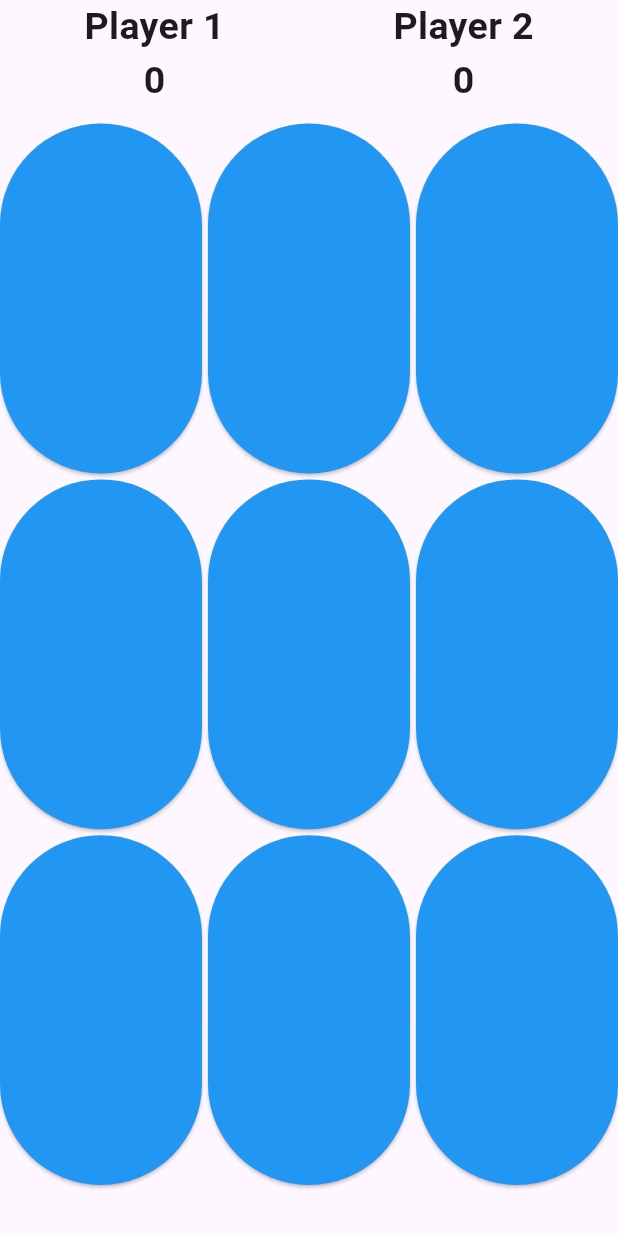
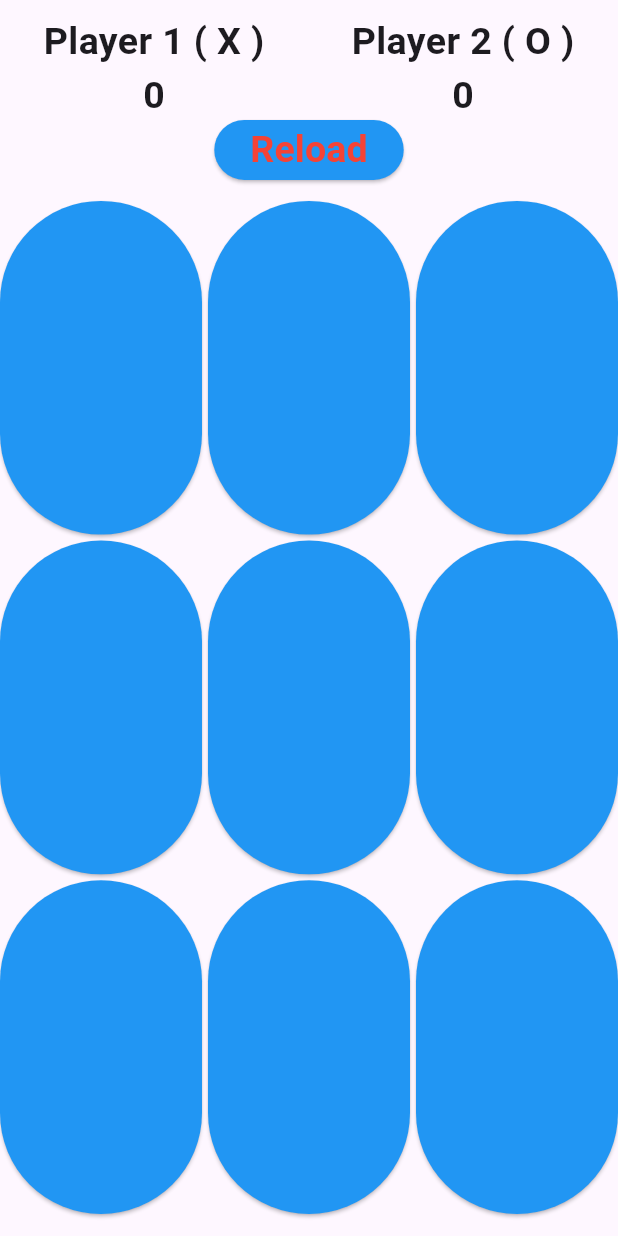
Before and after one commit to MohamedGamalDev/XOGAME, a Flutter app: the screen it shows after launch, on a phone screen of 412 x 824 dp. Run offline on Flutter 3.47's test engine with Material 3 defaults, Android fonts, the light colour scheme and no system bars.

Commit message:
I added a button that allows me to start the game from the beginning

```diff
--- a/lib/Button.dart
+++ b/lib/Button.dart
@@ -1,10 +1,8 @@
 import 'package:flutter/material.dart';
 class ActionButton extends StatelessWidget {
   final String value;
- // final VoidCallback action;
   final VoidCallback action;
   ActionButton({required this.action, required this.value});
-
   @override
   Widget build(BuildContext context) {
     return ElevatedButton(
--- a/lib/GameBoardScreen.dart
+++ b/lib/GameBoardScreen.dart
@@ -1,6 +1,6 @@
 import 'package:flutter/material.dart';
 import 'package:game_xo/Button.dart';
-import 'Button.dart';
+import 'package:game_xo/Reload.dart';
 class GameBoardScreen extends StatefulWidget {
   static const String route='GameBoardScreen';
   @override
@@ -9,27 +9,32 @@ class GameBoardScreen extends StatefulWidget {
 class _GameBoardScreenState extends State<GameBoardScreen> {
   int x=0;
   int o=0;
+  void returnZero() {
+    setState(() {
+      x = 0;
+      o = 0;
+      values = List.generate(9, (index) => ''); // إعادة تعيين اللوحة
+    });
+  }
   int  currentPlayer=1;
   void onClick(int index) {
     if (values[index] == '') {
       setState(() {
         if (currentPlayer % 2 != 0) {
           values[index] = 'x';
-          if (whoWin('x')) {
+          whoWin('x');
             // Player X wins, reset the game or take necessary actions
-          }
+
           currentPlayer++;
         } else {
           values[index] = 'o';
-          if (whoWin('o')) {
+          whoWin('o');
             // Player O wins, reset the game or take necessary actions
-          }
           currentPlayer++;
         }
       });
     }
   }
-
   bool whoWin(String sample) {
     if ((values[0] == sample && values[1] == sample && values[2] == sample) || // الصف الأول
         (values[3] == sample && values[4] == sample && values[5] == sample) || // الصف الثاني
@@ -67,52 +72,39 @@ class _GameBoardScreenState extends State<GameBoardScreen> {
       body: SafeArea(
         child: Column(
           children: [
+            SizedBox(height: 10,),
             SizedBox(
-              height: MediaQuery.of(context).size.height *.1,
+              height: MediaQuery.of(context).size.height *.08,
               child: Row(mainAxisAlignment: MainAxisAlignment.spaceAround,
                 children: [
                   Column(
                     children: [
-                      Text('Player 1',style: TextStyle(fontSize: 25,fontWeight: FontWeight.bold)),
+                      Text('Player 1 ( X )',style: TextStyle(fontSize: 25,fontWeight: FontWeight.bold)),
                       Text('$x',style: TextStyle(fontSize: 25,fontWeight: FontWeight.bold)),
                     ],
                   ),
                   Column(
                     children: [
-                      Text('Player 2',style: TextStyle(fontSize: 25,fontWeight: FontWeight.bold)),
+                      Text('Player 2 ( O )',style: TextStyle(fontSize: 25,fontWeight: FontWeight.bold)),
                       Text('$o',style: TextStyle(fontSize: 25,fontWeight: FontWeight.bold)),
                     ],
                   ),
                 ],
               ),
             ),
+            Reload(Back:returnZero),
+            SizedBox(height: 10,),
             Expanded(child:
             GridView.builder
               (physics: NeverScrollableScrollPhysics(),
               gridDelegate: SliverGridDelegateWithFixedCrossAxisCount(
-                crossAxisCount: 3,crossAxisSpacing: 4,mainAxisSpacing: 4,mainAxisExtent:MediaQuery.of(context).size.height *.283,
-              ), itemBuilder:(_, index) => ActionButton(value:values[index],action:() => onClick(index)),itemCount: values.length, ))
-            // ActionButton(),
+                crossAxisCount: 3,crossAxisSpacing: 4,mainAxisSpacing: 4,mainAxisExtent:MediaQuery.of(context).size.height *.27,
+              ), itemBuilder:(_, index) => ActionButton(value:values[index],action:() => onClick(index)),itemCount: values.length,
+            )
+            )
           ],
         ),
       ),
     );
   }
 }
-// if (values[index]=='') {
-//   setState(() {
-//     values[index] = 'x';
-//   });
-// }
-// else if (values[index-1]=='x')
-// {
-//   setState(() {
-//     values[index] = 'o';
-//   });
-// }
-// else if (values[index-1]=='o')
-// {
-//   setState(() {
-//     values[index] = 'x';
-//   });
-// }
--- /dev/null
+++ b/lib/Reload.dart
@@ -0,0 +1,18 @@
+import 'package:flutter/material.dart';
+class Reload extends StatelessWidget {
+  final VoidCallback Back;
+  Reload({required this.Back});
+  @override
+  Widget build(BuildContext context) {
+    return ElevatedButton(
+      style: ElevatedButton.styleFrom(
+        backgroundColor: Colors.blue,
+      ),
+      child: Text(
+        'Reload',
+        style: TextStyle(fontSize: 25, fontWeight: FontWeight.bold,color: Colors.red),
+      ),
+      onPressed:Back,
+    );
+  }
+}
```
